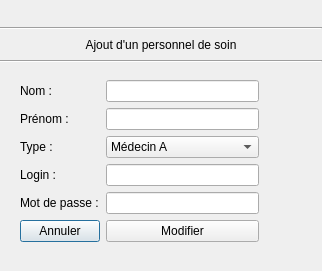
Old version of the form modifyhealthcareoperator.ui in the repository JeanCellier/QtProjet.
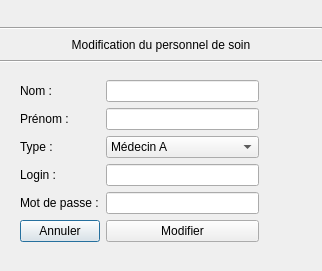
New version of the form.

Commit message: ajout divers

```diff
--- a/modifyhealthcareoperator.ui
+++ b/modifyhealthcareoperator.ui
@@ -161,7 +161,7 @@
     </rect>
    </property>
    <property name="text">
-    <string>Ajout d'un personnel de soin</string>
+    <string>Modification du personnel de soin</string>
    </property>
    <property name="alignment">
     <set>Qt::AlignCenter</set>
```
Left out of the diff: 2 changed lines with no effect on the pictures. The commit also changes 3 other files.
